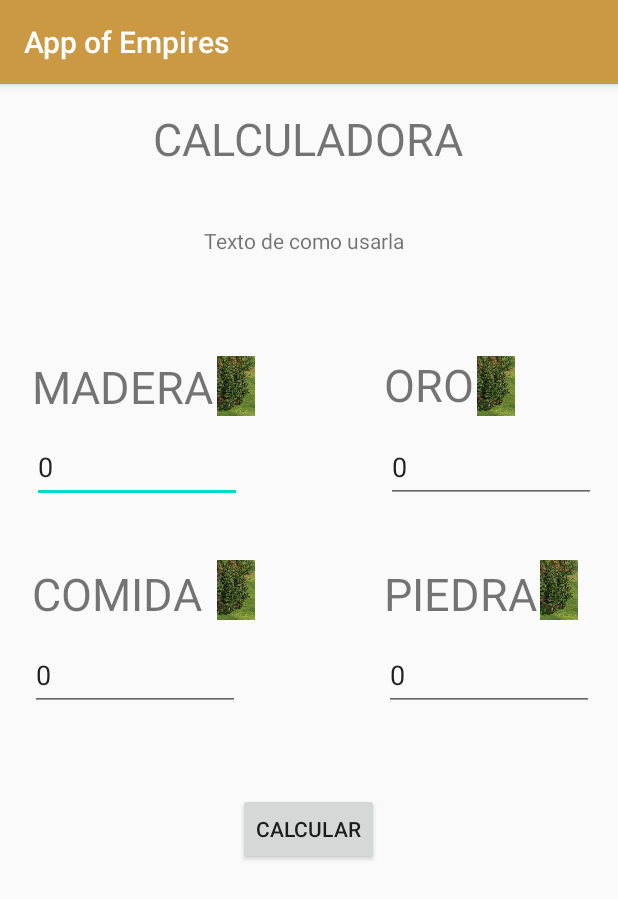
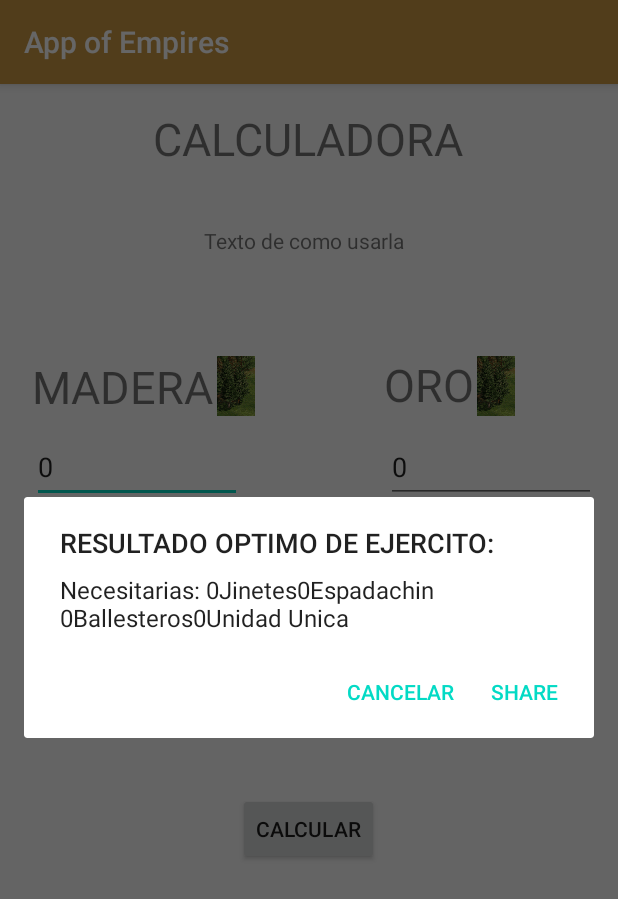
Before and after one commit to NAHUEALB/AppMovilesAndroid, an Android app: the fragment CalculadoraFragment shown on its own in the app's theme, after a tap on "CALCULAR", on a phone screen of 412 x 824 dp. Shown: the top 899 px of the screen. Run offline under Robolectric (Android 15) with nearby library versions, the phone set to English and light mode, and no system bars.

Commit message:
Dialogo creado falta personalizarlo

```diff
--- a/app/src/main/java/com/example/ageofempires/MainActivity.java
+++ b/app/src/main/java/com/example/ageofempires/MainActivity.java
@@ -65,6 +65,7 @@ public class MainActivity extends AppCompatActivity {
     public void loadCivilizations() {
 
         listCivilization.add(new Civilization("Aztecas","Nuevo Mundo","Infanteria y monjes","Guerrero jaguar","Atlati,Guerras florales","Templo Mayor",R.string.aztecasb,"Reliquias generan +33 oro", R.drawable.aztecas));
+
 
         listCivilization.add(new Civilization("Bereberes","Medio oriente","Camellos y barcos","Camello arquero","Alcazabas,Dromedarios magrebíes","Torre Hasán",R.string.bereberesb,"Escaramuzador Zenete disponible en Galeria de tiro con arco desde la edad de Castillos",R.drawable.berberes));
 
--- a/app/src/main/java/com/example/ageofempires/ui/calculadora/CalculadoraFragment.java
+++ b/app/src/main/java/com/example/ageofempires/ui/calculadora/CalculadoraFragment.java
@@ -1,6 +1,8 @@
 package com.example.ageofempires.ui.calculadora;
 
+import android.app.AlertDialog;
 import android.content.Context;
+import android.content.DialogInterface;
 import android.os.Bundle;
 import android.os.Vibrator;
 import android.view.LayoutInflater;
@@ -20,7 +22,6 @@ public class CalculadoraFragment  extends Fragment {
     EditText comidaET;
     EditText oroET;
     EditText maderaET;
-    EditText piedraET;
 
     public View onCreateView(@NonNull LayoutInflater inflater,
                              ViewGroup container, Bundle savedInstanceState) {
@@ -34,7 +35,6 @@ public class CalculadoraFragment  extends Fragment {
 
         maderaET = root.findViewById(R.id.madera_num);
 
-        piedraET = root.findViewById(R.id.piedra_num);
 
 
         btn_calcu.setOnClickListener(new View.OnClickListener() {
@@ -43,14 +43,38 @@ public class CalculadoraFragment  extends Fragment {
                 Integer numC = Integer.parseInt(comidaET.getText().toString());
                 Integer numO = Integer.parseInt(oroET.getText().toString());
                 Integer numM = Integer.parseInt(maderaET.getText().toString());
-                Integer numP = Integer.parseInt(piedraET.getText().toString());
 
-                Toast.makeText(getContext(), "El valor ingresado es "+ numM+", "+numC+", "+numO+", "+numP, Toast.LENGTH_LONG).show();
+                mostrarDialogoBasico(numC,numO ,numM );
+                //Toast.makeText(getContext(), "El valor ingresado es "+ numM+", "+numC+", "+numO, Toast.LENGTH_LONG).show();
                 Vibrator vibrator = (Vibrator)getContext().getSystemService(Context.VIBRATOR_SERVICE);
                 vibrator.vibrate(1000);
             }
         });
+
         return root;
     }
 
+
+
+
+    private void mostrarDialogoBasico( int numc, int numO, int numM){
+        AlertDialog.Builder builder = new AlertDialog.Builder(getContext());
+        builder.setTitle("RESULTADO OPTIMO DE EJERCITO: ");
+        builder.setMessage("Necesitarias: "+numc+"Jinetes"+numM+"Espadachin "+numO+"Ballesteros"+numc+"Unidad Unica")
+                .setPositiveButton("Share", new DialogInterface.OnClickListener() {
+                    @Override
+                    public void onClick(DialogInterface dialog, int which) {
+                        Toast.makeText(getContext(), "Datos compartidos", Toast.LENGTH_SHORT).show();
+
+                    }
+                })
+                .setNegativeButton("Cancelar", new DialogInterface.OnClickListener() {
+                    @Override
+                    public void onClick(DialogInterface dialog, int which) {
+                        Toast.makeText(getContext(), "Datos mostrados", Toast.LENGTH_SHORT).show();
+                        dialog.dismiss();
+
+                    }
+                }).show();
+    }
 }
--- a/app/src/main/res/layout/content_main.xml
+++ b/app/src/main/res/layout/content_main.xml
@@ -18,4 +18,5 @@
         app:layout_constraintRight_toRightOf="parent"
         app:layout_constraintTop_toTopOf="parent"
         app:navGraph="@navigation/mobile_navigation" />
+
 </androidx.constraintlayout.widget.ConstraintLayout>
--- a/app/src/main/res/layout/fragment_calculadora.xml
+++ b/app/src/main/res/layout/fragment_calculadora.xml
@@ -108,42 +108,7 @@
         android:text="0"
         android:inputType="number"
         app:layout_constraintStart_toStartOf="parent"
-        app:layout_constraintTop_toBottomOf="@+id/comida_text"
-        android:nextFocusRight="@id/piedra_num"/>
-
-    <!-- PIEDRA -->
-    <TextView
-        android:id="@+id/piedra_text"
-        android:layout_width="wrap_content"
-        android:layout_height="wrap_content"
-        android:layout_marginStart="84dp"
-        android:layout_marginTop="40dp"
-        android:text="PIEDRA"
-        android:textSize="30dp"
-        app:layout_constraintStart_toEndOf="@+id/comida_img"
-        app:layout_constraintTop_toBottomOf="@+id/oro_num"
-        />
-
-    <EditText
-        android:id="@+id/piedra_num"
-        android:layout_width="140dp"
-        android:layout_height="48dp"
-        android:layout_marginStart="96dp"
-        android:layout_marginTop="10dp"
-        android:ems="10"
-        android:inputType="number"
-        android:text="0"
-        app:layout_constraintStart_toEndOf="@+id/comida_num"
-        app:layout_constraintTop_toBottomOf="@+id/piedra_text"/>
-
-    <ImageView
-        android:id="@+id/piedra_img"
-        android:layout_width="29dp"
-        android:layout_height="40dp"
-        android:layout_marginTop="96dp"
-        android:src="@drawable/recurso_madera"
-        app:layout_constraintStart_toEndOf="@+id/piedra_text"
-        app:layout_constraintTop_toBottomOf="@+id/oro_img" />
+        app:layout_constraintTop_toBottomOf="@+id/comida_text"/>
 
 
     <TextView
```
